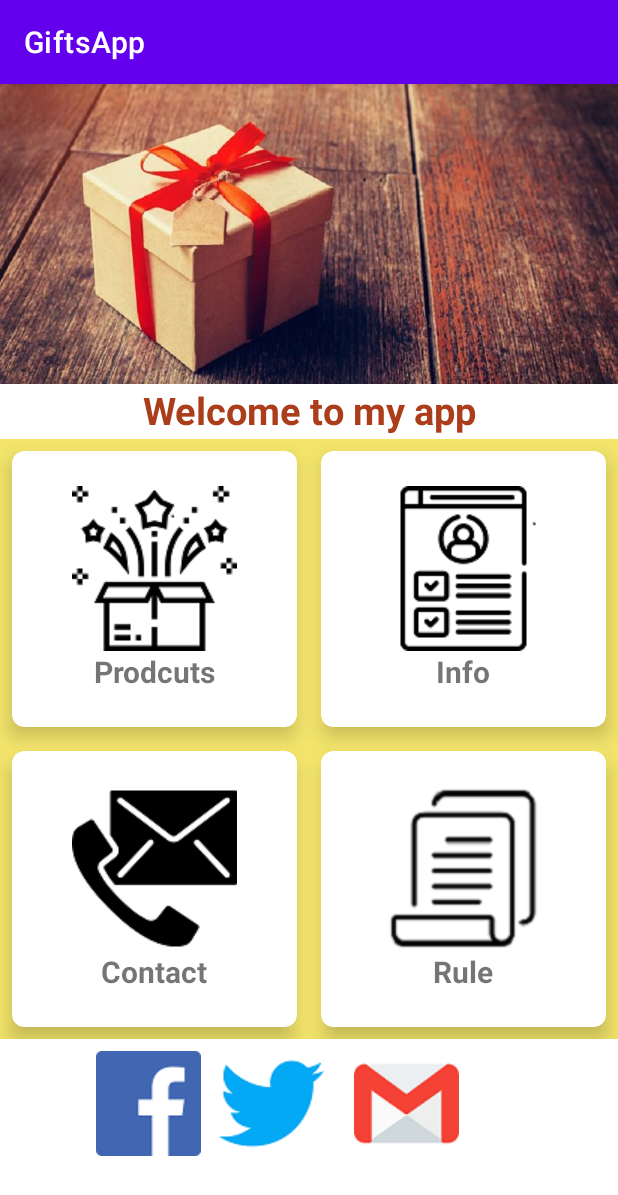
After one commit to leehari-ute/AppTangQua, an Android app: the Home screen opened directly, with no data from a screen before it, on a phone screen of 412 x 824 dp. The commit adds this screen. Shown: the top 1195 px of the screen. Run offline under Robolectric (Android 15) with nearby library versions, the phone set to English and light mode, and no system bars.

Commit message:
Giao dien trang home

```diff
--- a/GiftsApp/app/src/main/AndroidManifest.xml
+++ b/GiftsApp/app/src/main/AndroidManifest.xml
@@ -9,7 +9,8 @@
         android:roundIcon="@mipmap/ic_launcher_round"
         android:supportsRtl="true"
         android:theme="@style/Theme.GiftsApp">
-        <activity android:name=".SignUpForm"></activity>
+        <activity android:name=".Home"></activity>
+        <activity android:name=".SignUpForm" />
         <activity android:name=".ProductsForm" />
         <activity android:name=".MainActivity" />
         <activity android:name=".LoginForm">
--- /dev/null
+++ b/GiftsApp/app/src/main/java/com/example/giftsapp/Home.java
@@ -0,0 +1,70 @@
+package com.example.giftsapp;
+
+import androidx.appcompat.app.AlertDialog;
+import androidx.appcompat.app.AppCompatActivity;
+
+import android.content.DialogInterface;
+import android.content.Intent;
+import android.os.Bundle;
+import android.view.View;
+import android.widget.ImageView;
+import android.widget.ViewFlipper;
+
+public class Home extends AppCompatActivity {
+
+    ViewFlipper flipper;
+    ImageView imageView;
+    @Override
+    protected void onCreate(Bundle savedInstanceState) {
+        super.onCreate(savedInstanceState);
+        setContentView(R.layout.activity_home);
+        int images[] = {R.drawable.quatangmot,R.drawable.quatanghai,R.drawable.quatangba};
+        flipper = (ViewFlipper) findViewById(R.id.viewFlipperImage);
+        imageView = (ImageView) findViewById(R.id.imageProduct);
+
+        for(int image:images)
+        {
+            flipperImage(image);
+        }
+
+        imageView.setOnClickListener(new View.OnClickListener() {
+            @Override
+            public void onClick(View v) {
+                DenTrangMuaHang();
+            }
+        });
+    }
+
+    private void DenTrangMuaHang()
+    {
+        AlertDialog.Builder alert = new AlertDialog.Builder(this);
+        alert.setTitle("Đến trang đặt hàng");
+        alert.setIcon(R.mipmap.ic_launcher);
+        alert.setMessage("Bạn có muốn chuyển đến trang đặt hàng không?");
+        alert.setPositiveButton("Có", new DialogInterface.OnClickListener() {
+            @Override
+            public void onClick(DialogInterface dialog, int which) {
+                Intent intent = new Intent(getApplicationContext(), ProductsForm.class);
+                startActivity(intent);
+            }
+        });
+        alert.setNegativeButton("Không", new DialogInterface.OnClickListener() {
+            @Override
+            public void onClick(DialogInterface dialog, int which) {
+
+            }
+        });
+        alert.show();
+    }
+
+    public void flipperImage(int image){
+        ImageView imageview = new ImageView(this);
+        imageview.setBackgroundResource(image);
+        flipper.addView(imageview);
+        flipper.setFlipInterval(3000); // 3s thì chuyển
+        flipper.setAutoStart(true);
+
+        flipper.setInAnimation(this,android.R.anim.slide_in_left);
+        flipper.setOutAnimation(this,android.R.anim.slide_out_right);
+    }
+}
--- a/GiftsApp/app/src/main/java/com/example/giftsapp/LoginForm.java
+++ b/GiftsApp/app/src/main/java/com/example/giftsapp/LoginForm.java
@@ -88,7 +88,7 @@ public class LoginForm extends AppCompatActivity {
                     public void onComplete(@NonNull Task<AuthResult> task) {
                         if (task.isSuccessful()) {
                             Toast.makeText(LoginForm.this, "Success!!!", Toast.LENGTH_SHORT).show();
-                    Intent intent = new Intent(getApplicationContext(), ProductsForm.class);
+                    Intent intent = new Intent(getApplicationContext(), Home.class);
                     startActivity(intent);
                             return;
                         }
--- /dev/null
+++ b/GiftsApp/app/src/main/res/layout/activity_home.xml
@@ -0,0 +1,213 @@
+<?xml version="1.0" encoding="utf-8"?>
+<RelativeLayout xmlns:android="http://schemas.android.com/apk/res/android"
+    xmlns:app="http://schemas.android.com/apk/res-auto"
+    xmlns:tools="http://schemas.android.com/tools"
+    android:layout_width="match_parent"
+    android:layout_height="match_parent"
+    tools:context=".Home">
+
+    <ViewFlipper
+        android:layout_width="match_parent"
+        android:layout_height="200dp"
+        android:layout_centerHorizontal="true"
+        android:id="@+id/viewFlipperImage"
+        >
+    </ViewFlipper>
+    <TextView
+        android:layout_below="@+id/viewFlipperImage"
+        android:layout_width="match_parent"
+        android:layout_height="wrap_content"
+        android:text="Welcome to my app"
+        android:gravity="center"
+        android:textSize="25sp"
+        android:textColor="#AC3D1A"
+        android:textStyle="bold"
+        android:id="@+id/textviewid"
+        />
+
+    <GridLayout
+        android:id="@+id/GridId"
+        android:layout_width="match_parent"
+        android:layout_height="400dp"
+        android:layout_below="@+id/textviewid"
+        android:layout_marginTop="2dp"
+        android:background="#F3E56B"
+        android:columnCount="2"
+        android:rowCount="3"
+        >
+
+        <androidx.cardview.widget.CardView
+            android:layout_width="wrap_content"
+            android:layout_height="wrap_content"
+            android:layout_row="0"
+            android:layout_column="0"
+            android:layout_rowWeight="1"
+            android:layout_columnWeight="1"
+            android:layout_gravity="fill"
+            android:layout_margin="8dp"
+            app:cardCornerRadius="8dp"
+            app:cardElevation="8dp"
+            >
+            <LinearLayout
+                android:layout_width="wrap_content"
+                android:layout_height="wrap_content"
+                android:orientation="vertical"
+                android:gravity="center"
+                android:layout_gravity="center_vertical|center_horizontal"
+
+                >
+                <ImageView
+                    android:id="@+id/imageProduct"
+                    android:layout_width="wrap_content"
+                    android:layout_height="wrap_content"
+                    android:src="@drawable/product"
+                    />
+                <TextView
+                    android:layout_width="wrap_content"
+                    android:layout_height="wrap_content"
+                    android:text="Prodcuts"
+                    android:textSize="20sp"
+                    android:textStyle="bold"
+                    android:textAlignment="center"
+                    />
+            </LinearLayout>
+        </androidx.cardview.widget.CardView>
+        <androidx.cardview.widget.CardView
+            android:layout_width="wrap_content"
+            android:layout_height="wrap_content"
+            android:layout_row="0"
+            android:layout_column="1"
+            android:layout_rowWeight="1"
+            android:layout_columnWeight="1"
+            android:layout_gravity="fill"
+            android:layout_margin="8dp"
+            app:cardCornerRadius="8dp"
+            app:cardElevation="8dp"
+            >
+            <LinearLayout
+                android:layout_width="wrap_content"
+                android:layout_height="wrap_content"
+                android:orientation="vertical"
+                android:gravity="center"
+                android:layout_gravity="center_vertical|center_horizontal"
+
+                >
+                <ImageView
+                    android:layout_width="wrap_content"
+                    android:layout_height="wrap_content"
+                    android:src="@drawable/profile"
+                    />
+                <TextView
+                    android:layout_width="wrap_content"
+                    android:layout_height="wrap_content"
+                    android:text="Info"
+                    android:textSize="20sp"
+                    android:textStyle="bold"
+                    android:textAlignment="center"
+                    />
+            </LinearLayout>
+        </androidx.cardview.widget.CardView>
+        <androidx.cardview.widget.CardView
+            android:layout_width="wrap_content"
+            android:layout_height="wrap_content"
+            android:layout_row="1"
+            android:layout_column="0"
+            android:layout_rowWeight="1"
+            android:layout_columnWeight="1"
+            android:layout_gravity="fill"
+            android:layout_margin="8dp"
+            app:cardCornerRadius="8dp"
+            app:cardElevation="8dp"
+            >
+            <LinearLayout
+                android:layout_width="wrap_content"
+                android:layout_height="wrap_content"
+                android:orientation="vertical"
+                android:gravity="center"
+                android:layout_gravity="center_vertical|center_horizontal"
+
+                >
+                <ImageView
+                    android:layout_width="wrap_content"
+                    android:layout_height="wrap_content"
+                    android:src="@drawable/contact"
+                    />
+                <TextView
+                    android:layout_width="wrap_content"
+                    android:layout_height="wrap_content"
+                    android:text="Contact"
+                    android:textSize="20sp"
+                    android:textStyle="bold"
+                    android:textAlignment="center"
+                    />
+            </LinearLayout>
+        </androidx.cardview.widget.CardView>
+
+        <androidx.cardview.widget.CardView
+            android:layout_width="wrap_content"
+            android:layout_height="wrap_content"
+            android:layout_row="1"
+            android:layout_column="1"
+            android:layout_rowWeight="1"
+            android:layout_columnWeight="1"
+            android:layout_gravity="fill"
+            android:layout_margin="8dp"
+            app:cardCornerRadius="8dp"
+            app:cardElevation="8dp"
+            >
+            <LinearLayout
+                android:layout_width="wrap_content"
+                android:layout_height="wrap_content"
+                android:orientation="vertical"
+                android:gravity="center"
+                android:layout_gravity="center_vertical|center_horizontal"
+
+                >
+                <ImageView
+                    android:layout_width="wrap_content"
+                    android:layout_height="wrap_content"
+                    android:src="@drawable/documents"
+                    />
+                <TextView
+                    android:layout_width="wrap_content"
+                    android:layout_height="wrap_content"
+                    android:text="Rule"
+                    android:textSize="20sp"
+                    android:textStyle="bold"
+                    android:textAlignment="center"
+                    />
+            </LinearLayout>
+        </androidx.cardview.widget.CardView>
+
+    </GridLayout>
+    <LinearLayout
+        android:padding="8dp"
+        android:layout_width="wrap_content"
+        android:layout_height="wrap_content"
+        android:layout_below="@+id/GridId"
+        android:orientation="horizontal"
+        android:layout_marginLeft="56dp"
+        >
+        <ImageView
+
+            android:layout_width="wrap_content"
+            android:layout_height="wrap_content"
+            android:src="@drawable/facebook"
+            />
+        <ImageView
+            android:layout_marginLeft="12dp"
+            android:layout_marginRight="8dp"
+            android:layout_width="wrap_content"
+            android:layout_height="wrap_content"
+            android:src="@drawable/twitter"
+            />
+        <ImageView
+            android:layout_marginLeft="12dp"
+            android:layout_width="wrap_content"
+            android:layout_height="wrap_content"
+            android:src="@drawable/gmail"
+            />
+    </LinearLayout>
+
+
+</RelativeLayout>
--- a/GiftsApp/app/src/main/res/layout/activity_login_form.xml
+++ b/GiftsApp/app/src/main/res/layout/activity_login_form.xml
@@ -50,9 +50,8 @@
                 android:layout_width="100dp"
                 android:layout_height="match_parent"
                 android:layout_marginLeft="30dp"
-                android:layout_marginTop="30dp"
+                android:layout_marginTop="20dp"
                 android:src="@drawable/avaboy" />
-
 
         </LinearLayout>
 
@@ -61,7 +60,7 @@
             android:layout_width="355dp"
             android:layout_height="wrap_content"
             android:layout_marginLeft="30dp"
-            android:layout_marginTop="80dp"
+            android:layout_marginTop="20dp"
             android:text="Email"
             android:textSize="15sp" />
 
@@ -96,7 +95,7 @@
             android:layout_width="170dp"
             android:layout_height="wrap_content"
             android:layout_marginLeft="120dp"
-            android:layout_marginTop="30dp"
+            android:layout_marginTop="20dp"
             android:text="Login"
             android:textSize="20sp"
             app:backgroundTint="#2C4CC3"
```
Also changed, not shown: GiftsApp/app/src/main/res/drawable/contact.png (added), GiftsApp/app/src/main/res/drawable/documents.png (added), GiftsApp/app/src/main/res/drawable/facebook.png (added), GiftsApp/app/src/main/res/drawable/gmail.png (added), GiftsApp/app/src/main/res/drawable/product.png (added), GiftsApp/app/src/main/res/drawable/profile.png (added), GiftsApp/app/src/main/res/drawable/quatangba.jpg (added), GiftsApp/app/src/main/res/drawable/quatanghai.jpg (added), GiftsApp/app/src/main/res/drawable/quatangmot.jpg (added), GiftsApp/app/src/main/res/drawable/twitter.png (added).
